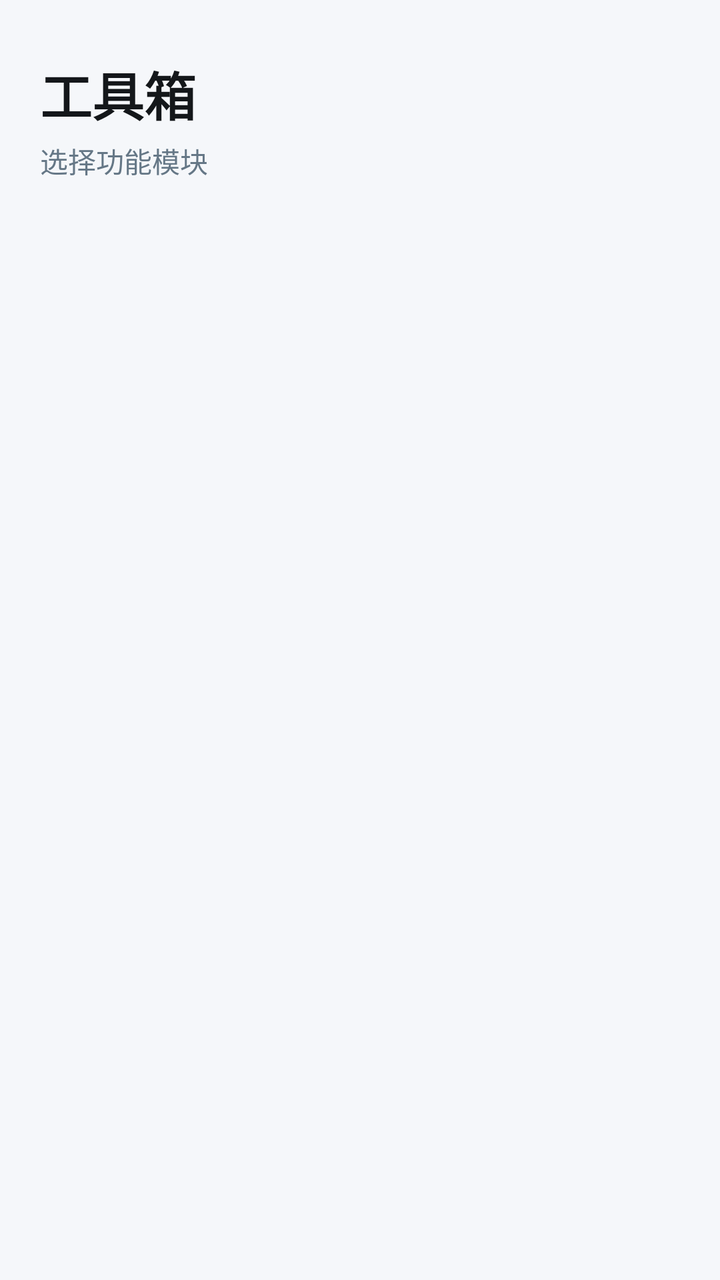
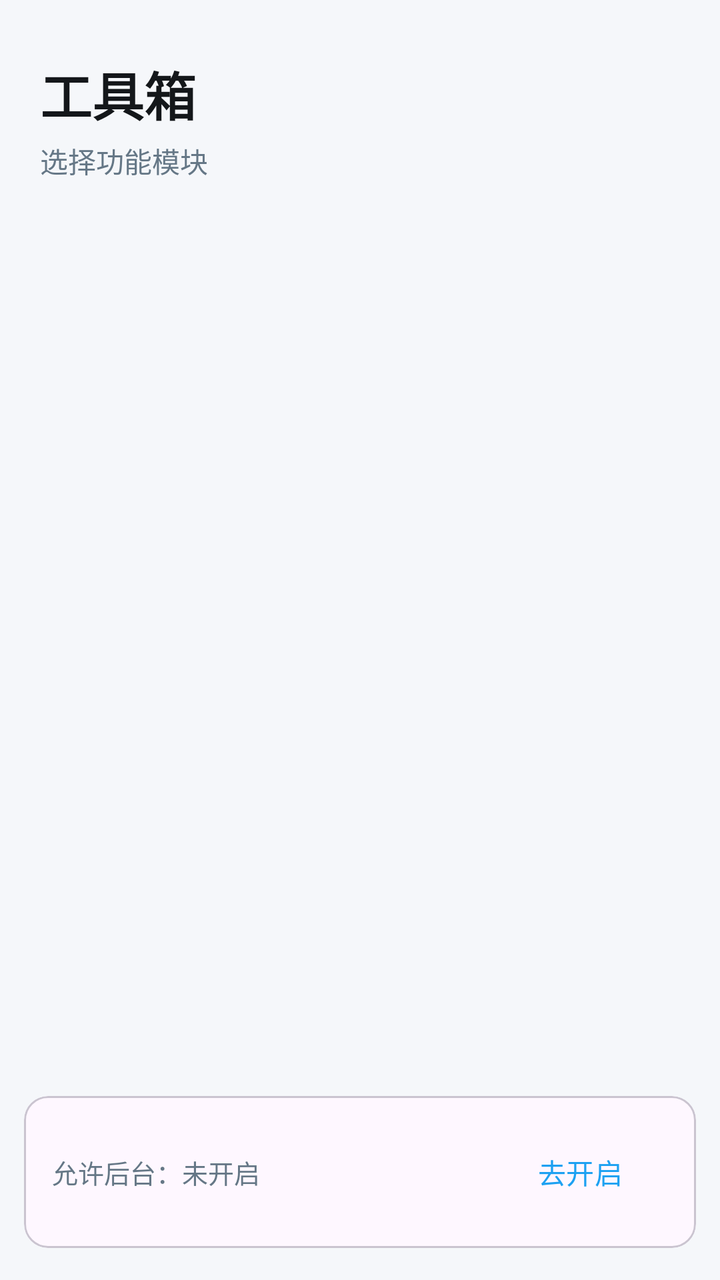

An Android layout rendered at two revisions. The XML below is the earlier revision; the diff shows what the commit changed to produce the second picture.
<!-- AndroidManifest.xml: application theme Theme.XVideoDownloader -->
<!-- res/layout/activity_home.xml -->
<?xml version="1.0" encoding="utf-8"?>
<LinearLayout xmlns:android="http://schemas.android.com/apk/res/android"
    android:layout_width="match_parent"
    android:layout_height="match_parent"
    android:orientation="vertical">

    <TextView
        android:layout_width="wrap_content"
        android:layout_height="wrap_content"
        android:layout_marginStart="20dp"
        android:layout_marginTop="28dp"
        android:text="@string/app_name"
        android:textColor="@color/text_primary"
        android:textSize="26sp"
        android:textStyle="bold" />

    <TextView
        android:layout_width="wrap_content"
        android:layout_height="wrap_content"
        android:layout_marginStart="20dp"
        android:layout_marginTop="4dp"
        android:layout_marginBottom="12dp"
        android:text="选择功能模块"
        android:textColor="@color/text_secondary"
        android:textSize="14sp" />

    <androidx.recyclerview.widget.RecyclerView
        android:id="@+id/rvModules"
        android:layout_width="match_parent"
        android:layout_height="0dp"
        android:layout_weight="1"
        android:clipToPadding="false"
        android:paddingTop="8dp"
        android:paddingBottom="16dp" />

</LinearLayout>
<!-- resources referenced by this layout -->
<resources>
  <color name="text_primary">#14171A</color>
  <color name="text_secondary">#657786</color>
  <string name="app_name">工具箱</string>
  <style name="Theme.XVideoDownloader" parent="Theme.Material3.DayNight.NoActionBar">
          <item name="colorPrimary">@color/primary</item>
          <item name="colorOnPrimary">@android:color/white</item>
          <item name="colorSecondary">@color/primary</item>
          <item name="android:windowBackground">@color/bg</item>
          <item name="android:statusBarColor">@color/primary_dark</item>
      </style>
  <color name="primary">#1DA1F2</color>
  <color name="bg">#F5F7FA</color>
  <color name="primary_dark">#0E71A8</color>
</resources>

<!-- the commit's change to res/layout/activity_home.xml (unified diff, before → after) -->
@@ -1,5 +1,6 @@
 <?xml version="1.0" encoding="utf-8"?>
 <LinearLayout xmlns:android="http://schemas.android.com/apk/res/android"
+    xmlns:app="http://schemas.android.com/apk/res-auto"
     android:layout_width="match_parent"
     android:layout_height="match_parent"
     android:orientation="vertical">
@@ -33,4 +34,36 @@
         android:paddingTop="8dp"
         android:paddingBottom="16dp" />
 
+    <com.google.android.material.card.MaterialCardView
+        android:layout_width="match_parent"
+        android:layout_height="wrap_content"
+        android:layout_marginHorizontal="12dp"
+        android:layout_marginBottom="16dp"
+        app:cardCornerRadius="12dp">
+
+        <LinearLayout
+            android:layout_width="match_parent"
+            android:layout_height="wrap_content"
+            android:gravity="center_vertical"
+            android:orientation="horizontal"
+            android:padding="14dp">
+
+            <TextView
+                android:id="@+id/tvBackgroundStatus"
+                android:layout_width="0dp"
+                android:layout_height="wrap_content"
+                android:layout_weight="1"
+                android:text="允许后台：未开启"
+                android:textColor="@color/text_secondary"
+                android:textSize="13sp" />
+
+            <com.google.android.material.button.MaterialButton
+                android:id="@+id/btnBackground"
+                style="@style/Widget.Material3.Button.TextButton"
+                android:layout_width="wrap_content"
+                android:layout_height="wrap_content"
+                android:text="去开启" />
+        </LinearLayout>
+    </com.google.android.material.card.MaterialCardView>
+
 </LinearLayout>
